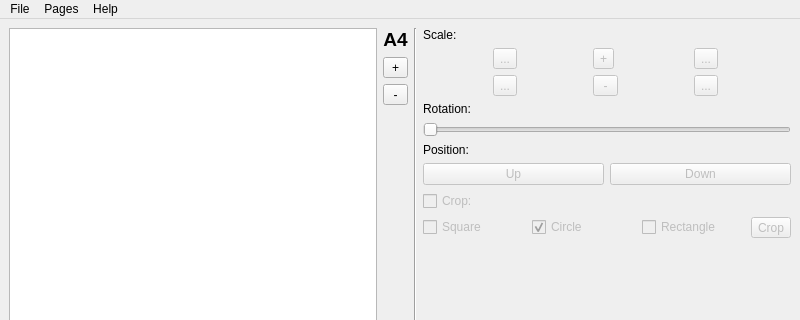
Qt form ui/window_main.ui (AmirMahmood/EasyPrint) before a commit; both pictures show x 0 to 800 and y 0 to 320 of the 800 by 600 pixel window.
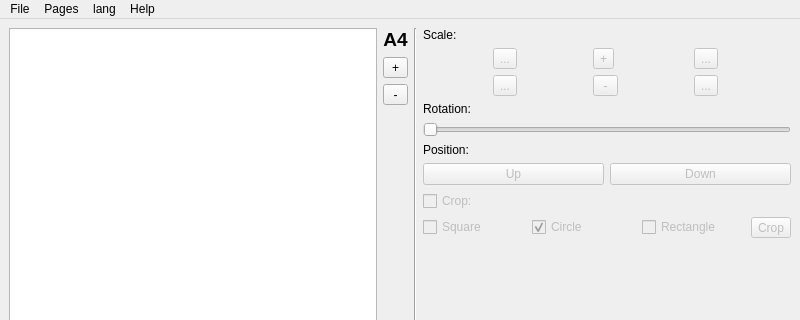
The same form after that commit. Icons and pictures are not drawn.

The edit to the form file:
```diff
--- a/ui/window_main.ui
+++ b/ui/window_main.ui
@@ -381,8 +381,14 @@
     </property>
     <addaction name="actionAbout"/>
    </widget>
+   <widget class="QMenu" name="menulang">
+    <property name="title">
+     <string>lang</string>
+    </property>
+   </widget>
    <addaction name="menuFile"/>
    <addaction name="menuPages"/>
+   <addaction name="menulang"/>
    <addaction name="menuHelp"/>
   </widget>
   <action name="actionSave">
```
Left out of the diff: 2 changed lines with no effect on the pictures.
